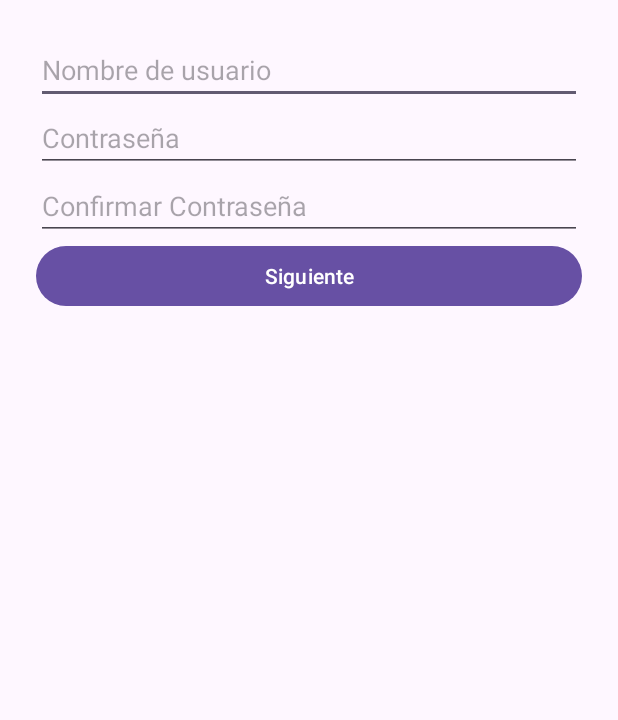
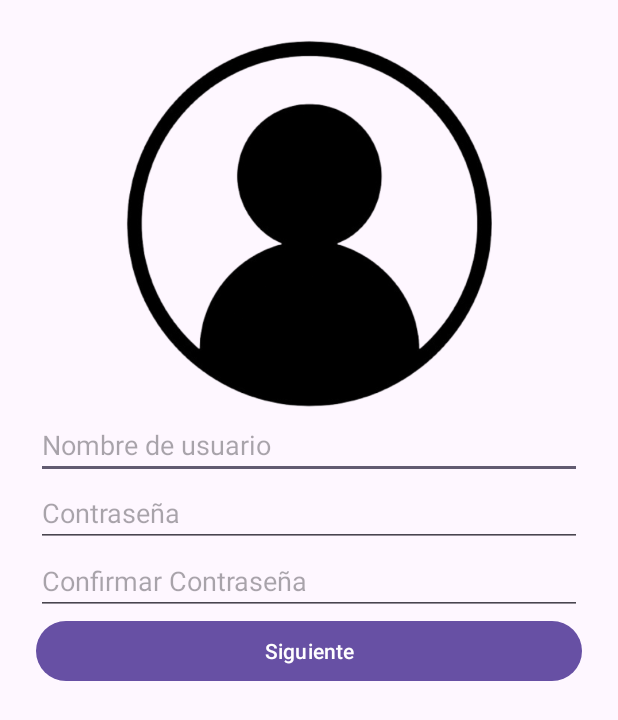
Before and after one commit to Omar-Gabriel-Martinez/Daydream-Daily, an Android app: the RegisterActivity screen opened directly, with no data from a screen before it, on a phone screen of 412 x 824 dp. Shown: the top 720 px of the screen. Run offline under Robolectric (Android 15) with nearby library versions, the phone set to English and light mode, and no system bars.

Commit message:
Imagenes anadidas

```diff
--- a/app/src/main/res/layout/activity_login.xml
+++ b/app/src/main/res/layout/activity_login.xml
@@ -5,6 +5,11 @@
     android:orientation="vertical"
     android:padding="24dp">
 
+    <ImageView
+        android:layout_width="wrap_content"
+        android:layout_height="250dp"
+        android:src="@drawable/login"
+        />
     <EditText
         android:id="@+id/etUsername"
         android:layout_width="match_parent"
--- a/app/src/main/res/layout/activity_register.xml
+++ b/app/src/main/res/layout/activity_register.xml
@@ -4,7 +4,11 @@
     android:layout_height="match_parent"
     android:orientation="vertical"
     android:padding="24dp">
-
+    <ImageView
+        android:layout_width="wrap_content"
+        android:layout_height="250dp"
+        android:src="@drawable/login"
+        />
     <EditText
         android:id="@+id/etNewUsername"
         android:layout_width="match_parent"
```
Also changed, not shown: app/src/main/res/drawable/login.png (added).
